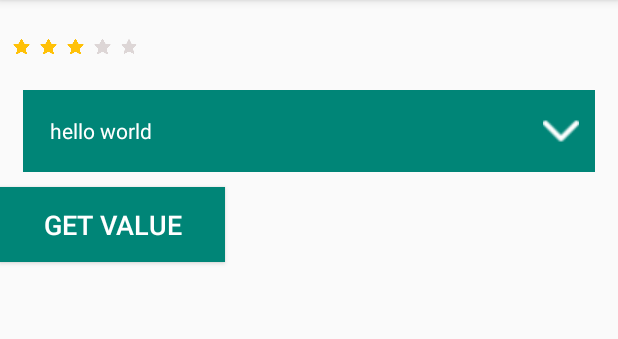
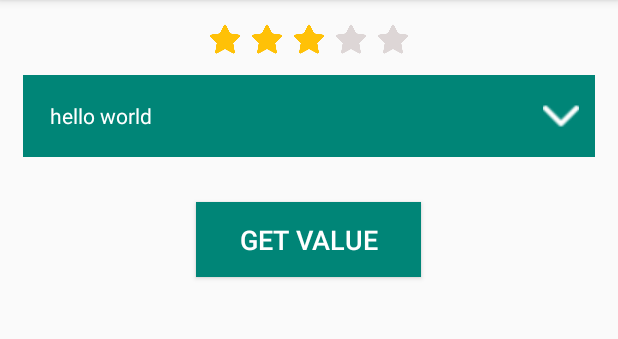
Before and after one commit to GamalSebaee/myCustomViews, an Android app: the screen it shows after launch (MainActivity), on a phone screen of 412 x 824 dp, the part 84-423 px from its top. Run offline under Robolectric (Android 15) with nearby library versions, the phone set to English and light mode, and no system bars.

```diff
--- a/app/src/main/java/com/magints/customviews/MainActivity.java
+++ b/app/src/main/java/com/magints/customviews/MainActivity.java
@@ -47,4 +47,9 @@ public class MainActivity extends AppCompatActivity implements SpinnerListCallBa
     public void popUp_ChooseCustomCountry(int postion, CustomSpinnerModel customSpinnerModel) {
         spinnerList.popUp_ChooseCustomCountry(postion,customSpinnerModel);
     }
+
+    /*@Override
+    public void popUp_ChooseCustomCountry(int postion, CustomSpinnerModel customSpinnerModel) {
+        spinnerList.popUp_ChooseCustomCountry(postion,customSpinnerModel);
+    }*/
 }
--- a/app/src/main/res/layout/activity_main.xml
+++ b/app/src/main/res/layout/activity_main.xml
@@ -10,13 +10,12 @@
 
     <com.libs.customlibs.CustomRatingBar
         android:id="@+id/customRateBar"
-        android:layout_width="100dp"
-        android:layout_height="50dp"
-
+        android:layout_width="wrap_content"
+        android:layout_height="wrap_content"
         android:layout_marginTop="10dp"
-        SmartNumericTextView:num_stars="5"
-        SmartNumericTextView:text="hello world"
-        SmartNumericTextView:valueRate="3"
+        app:num_stars="5"
+        android:layout_gravity="center_horizontal"
+        app:valueRate="3"
         app:layout_constraintStart_toStartOf="parent"
         app:layout_constraintTop_toTopOf="parent" />
 
@@ -41,10 +40,11 @@
         android:id="@+id/btnViewData"
         android:layout_width="150dp"
         android:layout_height="50dp"
-        android:layout_marginTop="10dp"
+        android:layout_marginTop="30dp"
         android:background="@color/colorPrimary"
         android:text="Get Value"
         android:textColor="#fff"
+        android:layout_gravity="center"
         android:textSize="18sp"
         app:layout_constraintStart_toStartOf="@id/customRateBar"
         app:layout_constraintTop_toBottomOf="@id/customRateBar" />
--- a/littlecustomlib/src/main/java/com/libs/customlibs/CustomRatingBar.java
+++ b/littlecustomlib/src/main/java/com/libs/customlibs/CustomRatingBar.java
@@ -3,68 +3,99 @@ package com.libs.customlibs;
 import android.annotation.SuppressLint;
 import android.content.Context;
 import android.content.res.TypedArray;
+import android.graphics.drawable.Drawable;
+import android.os.Build;
 import android.util.AttributeSet;
 import android.view.View;
 import android.view.ViewGroup;
 import android.widget.ImageView;
 import android.widget.LinearLayout;
-import android.widget.TextView;
-import android.widget.Toast;
 
+import androidx.annotation.Nullable;
 import androidx.core.content.ContextCompat;
+
+import java.util.Objects;
 
 public class CustomRatingBar extends LinearLayout {
     private Object rateValue = "0";
+    private double rateSendedTo = 0;
+    private int numberStars = 0;
+    private Context context;
+    private LinearLayout ratingContainer;
+    private TypedArray customRatingBar;
+    private Drawable starIcon_active=null;
+    private Drawable starIcon_notActive=null;
 
-    public CustomRatingBar(Context context) {
-        super(context);
+    @SuppressLint("CustomViewStyleable")
+    public CustomRatingBar(final Context context, @Nullable AttributeSet attrs) {
+        super(context, attrs);
+        inflate(context, R.layout.rating_bar_content, this);
+        this.context = context;
+        ratingContainer = findViewById(R.id.ratingContainer);
+        customRatingBar = context.obtainStyledAttributes(attrs,
+                R.styleable.customRatingBar);
+        initPageContent();
     }
 
-    public CustomRatingBar(final Context context, @androidx.annotation.Nullable AttributeSet attrs) {
-        super(context, attrs);
-        inflate(context, R.layout.rating_bar_content, this);
+    private void initPageContent() {
+        numberStars = customRatingBar.getInteger(R.styleable.customRatingBar_num_stars, 0);
+        starSize = customRatingBar.getDimension(R.styleable.customRatingBar_starSize, 32);
+        starIcon_active=customRatingBar.getDrawable(R.styleable.customRatingBar_starIcon_active);
+        starIcon_notActive=customRatingBar.getDrawable(R.styleable.customRatingBar_starIcon_notActive);
 
-        final ImageView imageView = findViewById(R.id.image);
-        TextView textView = findViewById(R.id.caption);
-        final LinearLayout ratingContainer = findViewById(R.id.ratingContainer);
+        if (Build.VERSION.SDK_INT >= Build.VERSION_CODES.KITKAT) {
+            rateSendedTo = Double.parseDouble(Objects.requireNonNull(customRatingBar.getString(R.styleable.customRatingBar_valueRate)));
+        }
+        setRatingContent();
+        customRatingBar.recycle();
+    }
 
-        @SuppressLint("CustomViewStyleable") TypedArray attributes = context.obtainStyledAttributes(attrs,
-                R.styleable.SmartNumericTextView);
+    float starSize=0;
 
-        int numberStars = attributes.getInteger(0, R.styleable.SmartNumericTextView_num_stars);
-
-        double rateSendedTo= Double.parseDouble(attributes.getString(R.styleable.SmartNumericTextView_valueRate));
-        textView.setText(attributes.getString(R.styleable.SmartNumericTextView_text) + " : " +
-                numberStars + " : " + rateSendedTo);
+    private void setRatingContent() {
         for (int i = 0; i < numberStars; i++) {
             final ImageView imageView_STar = new ImageView(context);
-            ViewGroup.LayoutParams layoutParams = new LayoutParams(ViewGroup.LayoutParams.MATCH_PARENT,
-                    ViewGroup.LayoutParams.WRAP_CONTENT, 1.0f);
-            ((LayoutParams) layoutParams).leftMargin = 5;
-            ((LayoutParams) layoutParams).rightMargin = 5;
+            LayoutParams layoutParams = new LayoutParams((int) starSize, (int)starSize);
+            layoutParams.leftMargin = 5;
+            layoutParams.rightMargin = 5;
             imageView_STar.setLayoutParams(layoutParams);
 
-            imageView_STar.setImageResource(R.drawable.ic_rate_icon);
+            if(starIcon_active != null){
+                imageView_STar.setImageDrawable(starIcon_active);
+            }else{
+                imageView_STar.setImageResource(R.drawable.ic_rate_icon);
+            }
+
+
             if (i < rateSendedTo) {
-                imageView_STar.setColorFilter(ContextCompat.getColor(context, R.color.trans_color), android.graphics.PorterDuff.Mode.SRC_IN);
+                if(starIcon_active != null){
+                    imageView_STar.setImageDrawable(starIcon_active);
+                }else{
+                    imageView_STar.setImageResource(R.drawable.ic_rate_icon);
+                    imageView_STar.setColorFilter(ContextCompat.getColor(context, R.color.trans_color), android.graphics.PorterDuff.Mode.SRC_IN);
+                }
             } else {
-                imageView_STar.setColorFilter(ContextCompat.getColor(context, R.color.trans_color2), android.graphics.PorterDuff.Mode.SRC_IN);
+                if(starIcon_notActive != null){
+                    imageView_STar.setImageDrawable(starIcon_notActive);
+                }else{
+                    imageView_STar.setImageResource(R.drawable.ic_rate_icon);
+                    imageView_STar.setColorFilter(ContextCompat.getColor(context, R.color.trans_color2), android.graphics.PorterDuff.Mode.SRC_IN);
+                }
             }
 
             int tagValue = i;
             imageView_STar.setTag("" + (tagValue++));
+            final int finalTagValue = tagValue;
             imageView_STar.setOnClickListener(new OnClickListener() {
                 @Override
                 public void onClick(View view) {
-                    setRateValue(imageView_STar.getTag());
+                    setRateValue(finalTagValue);
                     setRateIconsList(context, ratingContainer, imageView_STar.getTag());
-                    //Toast.makeText(context, "tag value : " + imageView_STar.getTag(), Toast.LENGTH_SHORT).show();
                 }
             });
             ratingContainer.addView(imageView_STar);
 
         }
-        attributes.recycle();
     }
 
     private void setRateIconsList(Context context, LinearLayout linearLayout, Object tagVlue) {
@@ -72,11 +103,32 @@ public class CustomRatingBar extends LinearLayout {
         for (int jj = 0; jj < linearLayout.getChildCount(); jj++) {
             ImageView imageView = (ImageView) linearLayout.getChildAt(jj);
             if (jj <= newRate) {
-                imageView.setColorFilter(ContextCompat.getColor(context, R.color.trans_color), android.graphics.PorterDuff.Mode.SRC_IN);
+                if(starIcon_active != null){
+                    imageView.setImageDrawable(starIcon_active);
+                }else{
+                    imageView.setImageResource(R.drawable.ic_rate_icon);
+                    imageView.setColorFilter(ContextCompat.getColor(context, R.color.trans_color), android.graphics.PorterDuff.Mode.SRC_IN);
+                }
             } else {
-                imageView.setColorFilter(ContextCompat.getColor(context, R.color.trans_color2), android.graphics.PorterDuff.Mode.SRC_IN);
+                if(starIcon_notActive != null){
+                    imageView.setImageDrawable(starIcon_notActive);
+                }else{
+                    imageView.setImageResource(R.drawable.ic_rate_icon);
+                    imageView.setColorFilter(ContextCompat.getColor(context, R.color.trans_color2),
+                            android.graphics.PorterDuff.Mode.SRC_IN);
+                }
+
             }
         }
+    }
+
+    public int getNumberStars() {
+        return numberStars;
+    }
+
+    public void setNumberStars(int numberStars) {
+        this.numberStars = numberStars;
+        setRatingContent();
     }
 
     public Object getRateValue() {
--- a/littlecustomlib/src/main/java/com/libs/customlibs/CustomSpinnerView.java
+++ b/littlecustomlib/src/main/java/com/libs/customlibs/CustomSpinnerView.java
@@ -3,12 +3,10 @@ package com.libs.customlibs;
 import android.annotation.SuppressLint;
 import android.content.Context;
 import android.content.res.TypedArray;
-import android.graphics.Typeface;
 import android.graphics.drawable.Drawable;
 import android.os.Bundle;
 import android.util.AttributeSet;
 import android.view.View;
-import android.view.ViewGroup;
 import android.widget.ImageView;
 import android.widget.LinearLayout;
 import android.widget.TextView;
@@ -22,73 +20,70 @@ import com.libs.customlibs.spinner_dailog.CustomSpinnerModel;
 import com.libs.customlibs.spinner_dailog.SpinnerListCallBack;
 import com.libs.customlibs.spinner_dailog.SpinnerPopupList;
 
-import java.lang.ref.SoftReference;
 import java.util.ArrayList;
-import java.util.Hashtable;
 import java.util.List;
 
 public class CustomSpinnerView extends LinearLayout implements SpinnerListCallBack.PopUpCallBack {
     private Context context;
-    ImageView spinnerImageView;
-    TextView spinnerTextView;
-    ImageView spinnerArrowImg;
+    private ImageView spinnerImageView;
+    private TextView spinnerTextView;
+    private ImageView spinnerArrowImg;
+    private LinearLayout spinner_Content;
     private boolean addImageIconStatus = false;
-    private String defalutText;
+    private boolean addTextIconStatus = false;
     private String fontType;
     private List<CustomSpinnerModel> allDataList = new ArrayList<>();
+    private TypedArray customSpinner;
+    private TypedArray generalStyle;
 
+    @SuppressLint("CustomViewStyleable")
     public CustomSpinnerView(Context context, @Nullable AttributeSet attrs) {
         super(context, attrs);
         inflate(context, R.layout.spinner_content, this);
         this.context = context;
-        LinearLayout spinner_Content = findViewById(R.id.spinner_Content);
+        spinner_Content = findViewById(R.id.spinner_Content);
         spinnerImageView = findViewById(R.id.spinnerImg);
         spinnerArrowImg = findViewById(R.id.spinnerArrow);
         spinnerTextView = findViewById(R.id.spinnerTxt);
-        @SuppressLint("CustomViewStyleable")
-        TypedArray attributes = context.obtainStyledAttributes(attrs,
+
+        customSpinner = context.obtainStyledAttributes(attrs,
                 R.styleable.customSpinner);
-        TypedArray attributes2 = context.obtainStyledAttributes(attrs,
-                R.styleable.SmartNumericTextView);
-        if (attributes != null) {
+        generalStyle = context.obtainStyledAttributes(attrs,
+                R.styleable.generalStyle);
+        initPageData();
+    }
 
-            addImageIconStatus = attributes.getBoolean(R.styleable.customSpinner_setImage, false);
-            boolean addTextIconStatus = attributes.getBoolean(R.styleable.customSpinner_hideText, false);
-            if (addImageIconStatus) {
-                spinnerImageView.setVisibility(VISIBLE);
-            } else {
-                spinnerImageView.setVisibility(GONE);
-            }
+    private void initPageData() {
 
-            if (addTextIconStatus) {
-                spinnerTextView.setVisibility(View.GONE);
-            } else {
-                spinnerTextView.setVisibility(VISIBLE);
-            }
-        }
-
-        spinnerTextView.setText(attributes2.getString(R.styleable.SmartNumericTextView_text));
-        spinnerTextView.setTextColor(attributes2.getColor(R.styleable.SmartNumericTextView_textColor, context.getResources().getColor(R.color.colorAccent)));
-        if (attributes != null) {
-            spinnerArrowImg.setColorFilter(attributes.getColor(R.styleable.customSpinner_setArrowColor,
+        if (customSpinner != null) {
+            addImageIconStatus = customSpinner.getBoolean(R.styleable.customSpinner_setImage, false);
+            addTextIconStatus = customSpinner.getBoolean(R.styleable.customSpinner_hideText, false);
+            spinnerArrowImg.setColorFilter(customSpinner.getColor(R.styleable.customSpinner_setArrowColor,
                     context.getResources().getColor(R.color.colorAccent)));
-        }
-
-        fontType = attributes2.getString(R.styleable.SmartNumericTextView_fontType);
-        if (fontType != null) {
-            spinnerTextView.setTypeface(getFont(fontType));
-        }
-
-        if (attributes != null) {
-            Drawable drawable = attributes.getDrawable(R.styleable.customSpinner_setArrowIcon);
+            setAddTextIconStatus(addTextIconStatus);
+            setAddImageIconStatus(addImageIconStatus);
+            Drawable drawable = customSpinner.getDrawable(R.styleable.customSpinner_setArrowIcon);
             if (drawable != null) {
                 spinnerArrowImg.setImageDrawable(drawable);
             } else {
                 spinnerArrowImg.setImageResource(R.drawable.ic_arrow_icon);
             }
+        }
+        if (generalStyle != null) {
+            spinnerTextView.setText(generalStyle.getString(R.styleable.generalStyle_text));
+            spinnerTextView.setTextColor(generalStyle.getColor(R.styleable.generalStyle_textColor,
+                    context.getResources().getColor(R.color.colorAccent)));
+            fontType = generalStyle.getString(R.styleable.generalStyle_fontType);
+            if (CustomFontsUtilits.vaildFontType(fontType)) {
+                spinnerTextView.setTypeface(UiUtil.getFont(context, fontType));
+            }
 
         }
 
+        initClickAction();
+    }
+
+    private void initClickAction() {
         spinner_Content.setOnClickListener(new OnClickListener() {
             @Override
             public void onClick(View view) {
@@ -97,6 +92,35 @@ public class CustomSpinnerView extends LinearLayout implements SpinnerListCallBa
             }
         });
 
+    }
+
+
+    public boolean isAddImageIconStatus() {
+        return addImageIconStatus;
+    }
+
+    public void setAddImageIconStatus(boolean addImageIconStatus) {
+        this.addImageIconStatus = addImageIconStatus;
+        if (addImageIconStatus) {
+            spinnerImageView.setVisibility(VISIBLE);
+        } else {
+            spinnerImageView.setVisibility(GONE);
+        }
+
+    }
+
+    public boolean isAddTextIconStatus() {
+        return addTextIconStatus;
+    }
+
+    public void setAddTextIconStatus(boolean addTextIconStatus) {
+        this.addTextIconStatus = addTextIconStatus;
+
+        if (addTextIconStatus) {
+            spinnerTextView.setVisibility(View.GONE);
+        } else {
+            spinnerTextView.setVisibility(VISIBLE);
+        }
 
     }
 
@@ -128,24 +152,4 @@ public class CustomSpinnerView extends LinearLayout implements SpinnerListCallBa
         spinnerTextView.setText(customSpinnerModel.getSpinnerText());
     }
 
-    private static final Hashtable<String, SoftReference<Typeface>> fontCache = new Hashtable<String, SoftReference<Typeface>>();
-
-    private Typeface getFont(String name) {
-        synchronized (fontCache) {
-            if (fontCache.get(name) != null) {
-                SoftReference<Typeface> ref = fontCache.get(name);
-                if (ref.get() != null) {
-                    return ref.get();
-                }
-            }
-
-            Typeface typeface = Typeface.createFromAsset(
-                    context.getAssets(),
-                    /*"AppFonts/" +*/"txt_font.ttf"
-            );
-            fontCache.put(name, new SoftReference<Typeface>(typeface));
-
-            return typeface;
-        }
-    }
 }
--- a/littlecustomlib/src/main/java/com/libs/customlibs/UiUtil.java
+++ b/littlecustomlib/src/main/java/com/libs/customlibs/UiUtil.java
@@ -46,7 +46,7 @@ public class UiUtil {
 
     private static final Hashtable<String, SoftReference<Typeface>> fontCache = new Hashtable<String, SoftReference<Typeface>>();
 
-    private static Typeface getFont(Context c, String name) {
+    public static Typeface getFont(Context c, String name) {
         synchronized (fontCache) {
             if (fontCache.get(name) != null) {
                 SoftReference<Typeface> ref = fontCache.get(name);
--- a/littlecustomlib/src/main/res/layout/rating_bar_content.xml
+++ b/littlecustomlib/src/main/res/layout/rating_bar_content.xml
@@ -1,19 +1,10 @@
 <?xml version="1.0" encoding="utf-8"?>
 <LinearLayout xmlns:android="http://schemas.android.com/apk/res/android"
-    xmlns:tools="http://schemas.android.com/tools"
     android:layout_width="match_parent"
     android:layout_height="wrap_content"
     android:gravity="center_horizontal"
     android:orientation="vertical">
 
-    <ImageView
-        android:id="@+id/image"
-        android:layout_width="80dp"
-        android:layout_height="1dp"
-        android:layout_marginBottom="8dp"
-        android:visibility="gone"
-        tools:ignore="ContentDescription"
-        tools:src="@color/colorPrimary" />
 
     <LinearLayout
         android:id="@+id/ratingContainer"
@@ -21,17 +12,5 @@
         android:layout_height="wrap_content"
         android:layout_marginBottom="8dp"
         android:orientation="horizontal"
-        android:padding="5dp">
-
-
-    </LinearLayout>
-
-    <TextView
-        android:id="@+id/caption"
-        android:layout_width="match_parent"
-        android:layout_height="wrap_content"
-        android:textAlignment="center"
-        android:textColor="#666"
-        android:textSize="12sp"
-        tools:text="Caption of the Image" />
+        android:padding="5dp" />
 </LinearLayout>
```
Also changed, not shown: littlecustomlib/src/main/java/com/libs/customlibs/CustomFontsUtilits.java (+2 -8 lines), littlecustomlib/src/main/java/com/libs/customlibs/spinner_dailog/SpinnerListAdapter.java (+4 -22 lines), littlecustomlib/src/main/java/com/libs/customlibs/spinner_dailog/SpinnerListCallBack.java (+8 -0 lines), littlecustomlib/src/main/java/com/libs/customlibs/spinner_dailog/SpinnerPopupList.java (+17 -8 lines), littlecustomlib/src/main/res/values/attrs.xml (+12 -9 lines).
